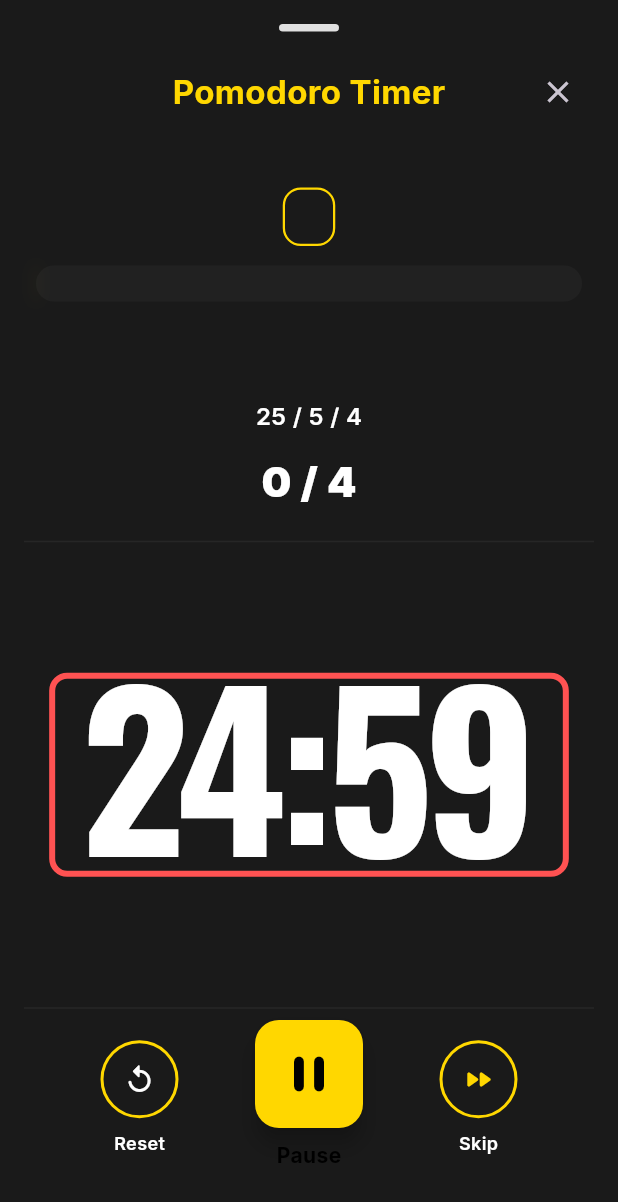
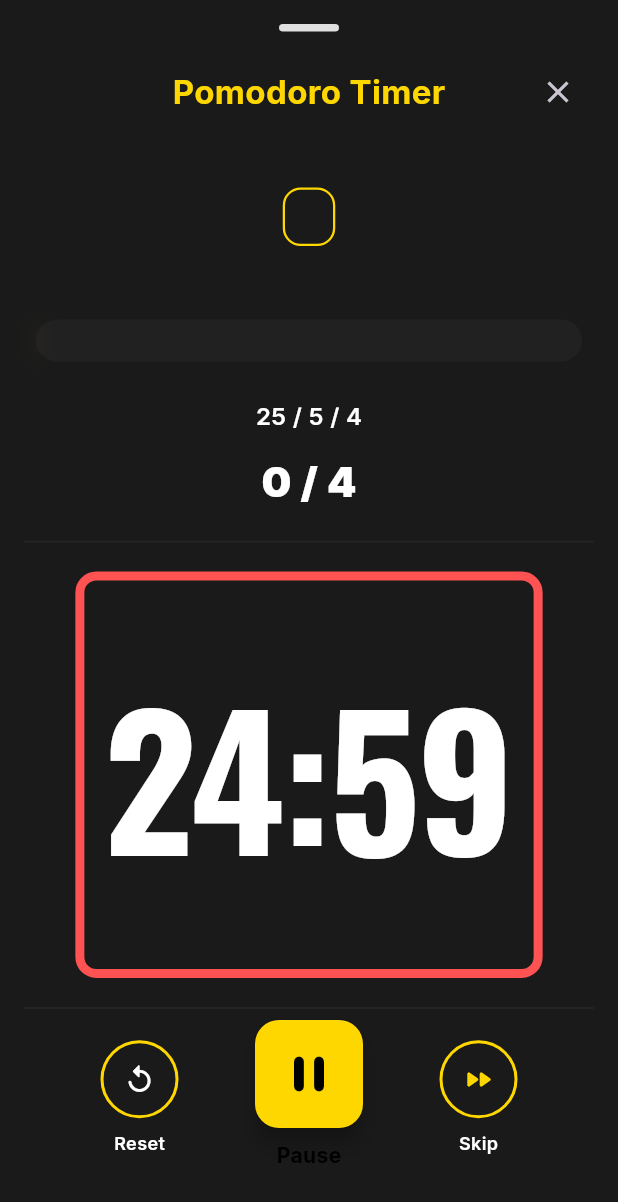
Before and after one commit to newprayas/Mobile-dev-todoapp, a Flutter app: the PomodoroScreen widget shown alone on an empty page, opened directly with empty values, after a tap on the "play arrow" icon, on a phone screen of 412 x 824 dp. Shown: the top 1202 px of the screen. Run offline on Flutter 3.47's test engine with Material 3 defaults, Android fonts, the phone set to English and light mode, and no system bars; our stand-ins replace audioplayers, dio, flutter_local_notifications, flutter_secure_storage, google_fonts, google_sign_in and 1 more; accounts and stored records are empty; network calls fail.

Commit message:
POMO TIMER UI updated

```diff
--- a/flutter_app/lib/screens/pomodoro_screen.dart
+++ b/flutter_app/lib/screens/pomodoro_screen.dart
@@ -824,21 +824,26 @@ class _PomodoroScreenState extends State<PomodoroScreen> {
                       TimerService.instance.getFocusedTime(widget.todo.text) ??
                       widget.todo.focusedTime;
                   return Padding(
-                    padding: const EdgeInsets.only(top: 12.0, bottom: 8.0),
+                    // Slightly reduced top padding so the progress bar sits
+                    // a bit closer to the content above and ultimately
+                    // closer to the timer when the large spacer is reduced.
+                    padding: const EdgeInsets.only(top: 48.0, bottom: 8.0),
                     child: SizedBox(
-                      // Wrapper to control overall space
-                      height: 26, // Increased height for thicker bar + padding
+                      // Wrapper to control overall space. Height increased
+                      // to comfortably contain a thicker progress bar.
+                      height: 34,
                       child: ProgressBar(
                         focusedSeconds: cached,
                         plannedSeconds: plannedSeconds,
-                        barHeight: 24.0, // Make the bar thicker
+                        barHeight: 28.0, // Thicker progress bar
                       ),
                     ),
                   );
                 },
               ),
-              // More vertical breathing room between task box and settings
-              const SizedBox(height: 56),
+              // Reduced vertical breathing room so the progress bar,
+              // cycle counters and timer are visually closer together.
+              const SizedBox(height: 12),
             ],
           ),
           // Settings row (Focus / Break / Cycles)
@@ -1105,29 +1110,24 @@ class _PomodoroScreenState extends State<PomodoroScreen> {
                                   ? Colors.redAccent
                                   : Colors.greenAccent)
                             : Colors.transparent,
-                        width: 4.0,
+                        width: 6.0, // make border slightly thicker
                       ),
-                      borderRadius: BorderRadius.circular(12.0),
+                      borderRadius: BorderRadius.circular(14.0),
                     ),
-                    child: Padding(
-                      // Comfortable padding so digits have clear breathing room
-                      padding: const EdgeInsets.symmetric(
-                        horizontal: 24.0,
-                        vertical: 12.0,
-                      ),
-                      child: Transform.translate(
-                        // Adjust offset to vertically center the large font
-                        offset: const Offset(0, -8),
+                    child: Container(
+                      // Give the timer box a slightly larger footprint
+                      // and uniform padding so digits sit away from all edges.
+                      alignment: Alignment.center,
+                      padding: const EdgeInsets.all(20.0),
                       child: Text(
                         _format(s.timeRemaining!),
                         textAlign: TextAlign.center,
                         style: GoogleFonts.oswald(
-                            fontSize: 140.0,
+                          fontSize: 120.0,
                           fontWeight: FontWeight.w700,
-                            letterSpacing: -6.0,
-                            height: 0.8,
+                          letterSpacing: -2.0,
+                          height: 1.05,
                           color: Colors.white,
-                          ),
                         ),
                       ),
                     ),
--- a/flutter_app/lib/screens/todo_list_screen.dart
+++ b/flutter_app/lib/screens/todo_list_screen.dart
@@ -533,7 +533,8 @@ class _TodoListScreenState extends State<TodoListScreen> {
 
                         const SizedBox(height: 12),
 
-                        // Subtle logout at bottom-left
+                        // Subtle logout at bottom-left - hide when keyboard is visible
+                        if (MediaQuery.of(context).viewInsets.bottom == 0)
                           Align(
                             alignment: Alignment.centerLeft,
                             child: TextButton.icon(
@@ -604,6 +605,8 @@ class _TodoListScreenState extends State<TodoListScreen> {
                       ],
                     ),
                     // Positioned mini-timer overlay that covers bottom controls (e.g., logout)
+                    // Only show the mini-timer when the keyboard is not visible.
+                    if (MediaQuery.of(context).viewInsets.bottom == 0)
                       Positioned(
                         left: 0,
                         right: 0,
--- a/flutter_app/lib/widgets/mini_timer_bar.dart
+++ b/flutter_app/lib/widgets/mini_timer_bar.dart
@@ -39,6 +39,15 @@ class _MiniTimerBarState extends State<MiniTimerBar> {
       builder: (context, _) {
         final svc = TimerService.instance;
         if (!svc.isTimerActive || svc.activeTaskName == null) {
+          return const SizedBox.shrink();
+        }
+        // Hide the mini-timer when the keyboard is visible so it doesn't
+        // float on top of the keyboard and obstruct typing.
+        final keyboardVisible = MediaQuery.of(context).viewInsets.bottom > 0;
+        if (keyboardVisible) {
+          if (kDebugMode) {
+            debugPrint('MINI BAR: hiding because keyboard is visible');
+          }
           return const SizedBox.shrink();
         }
         final mode = svc.currentMode;
@@ -90,7 +99,9 @@ class _MiniTimerBarState extends State<MiniTimerBar> {
               borderRadius: BorderRadius.circular(12.0),
               border: Border.all(color: borderColor, width: 3),
             ),
-            padding: const EdgeInsets.symmetric(horizontal: 16, vertical: 18),
+            // Keep padding consistent but slightly reduced vertical padding
+            // so the bar sits comfortably when visible.
+            padding: const EdgeInsets.symmetric(horizontal: 16, vertical: 12),
             child: Row(
               children: [
                 Column(
```
Also changed, not shown: path_to_browswer_screenshot/UI 1.png (added), 4 other files. Lines whose indentation alone changed are shown as unchanged.
